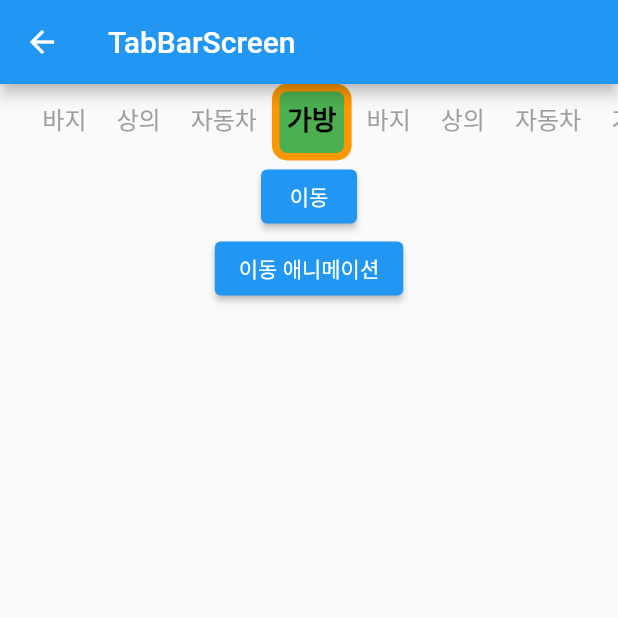
After one commit to jinhan38/flutter_lecture_offline, a Flutter app: the TabBarScreen screen opened directly, after a tap on "이동 애니메이션", on a phone screen of 412 x 824 dp, the top half of it. The commit adds this screen. Run offline on Flutter 3.47's test engine with Material 2 defaults, Android fonts, the phone set to English and light mode, and no system bars.

Commit message:
UI 예제 리뷰 위젯 분리

```diff
--- /dev/null
+++ b/lib/ch6/tabbar_screen.dart
@@ -0,0 +1,134 @@
+import 'package:flutter/material.dart';
+
+class TabBarScreen extends StatefulWidget {
+  const TabBarScreen({Key? key}) : super(key: key);
+
+  @override
+  State<TabBarScreen> createState() => _TabBarScreenState();
+}
+
+class _TabBarScreenState extends State<TabBarScreen>
+    with SingleTickerProviderStateMixin {
+  // late 키워드는 변수를 나중에 생성하겠다.
+  // 생성을 안해주고 사용하면 오류 발생
+  late TabController tabController;
+
+  @override
+  void initState() {
+    tabController = TabController(
+      length: 8,
+      vsync: this,
+      animationDuration: const Duration(milliseconds: 500),
+      initialIndex: 2,
+    );
+    tabController.addListener(() {
+      print('listene : ${tabController.index}');
+    });
+    super.initState();
+  }
+
+  @override
+  void dispose() {
+    tabController.dispose();
+    super.dispose();
+  }
+
+  @override
+  Widget build(BuildContext context) {
+    return Scaffold(
+      appBar: AppBar(
+        title: const Text('TabBarScreen'),
+      ),
+      body: Column(
+        children: [
+          _tabBar(),
+          ElevatedButton(
+            onPressed: () {
+              // 특정 탭으로 이동
+              tabController.index = 6;
+            },
+            child: Text("이동"),
+          ),
+          ElevatedButton(
+            onPressed: () {
+              tabController.animateTo(
+                3,
+                duration: const Duration(milliseconds: 800),
+              );
+            },
+            child: Text("이동 애니메이션"),
+          ),
+        ],
+      ),
+    );
+  }
+
+  Widget _tabBar() {
+    return TabBar(
+      onTap: (value) {
+        debugPrint("value : $value");
+      },
+      controller: tabController,
+      labelColor: Colors.black,
+      unselectedLabelColor: Colors.grey,
+      labelStyle: const TextStyle(
+        fontSize: 18,
+        fontWeight: FontWeight.bold,
+      ),
+      unselectedLabelStyle: const TextStyle(
+        fontSize: 16,
+      ),
+      overlayColor: MaterialStateProperty.all(
+        Colors.blue.shade100,
+        // 클릭 이펙트 없게 하기 위해 설정
+        // Colors.transparent,
+      ),
+
+      splashBorderRadius: BorderRadius.circular(10),
+
+      // 인디캐이터 컬러
+      indicatorColor: Colors.black,
+
+      // 인디캐이터의 height 값
+      indicatorWeight: 5,
+
+      // TabBarIndicatorSize.label = 글자 width만큼
+      // TabBarIndicatorSize.tab = tab width만큼
+      indicatorSize: TabBarIndicatorSize.tab,
+
+      // 인디캐이터의 패딩
+      // indicatorPadding: const EdgeInsets.symmetric(horizontal: 20),
+
+      indicator: BoxDecoration(
+        color: Colors.green,
+        // shape: BoxShape.circle,
+        // shape: BoxShape.rectangle,
+        borderRadius: BorderRadius.circular(10),
+        border: Border.all(
+          color: Colors.orange,
+          width: 5,
+        ),
+      ),
+
+      // isScrollable입력 안하거나 false로 했을 때 -> 화면 가로 사이즈에 맞춤
+      // isScrollable true일 때는 스크롤 가능
+      isScrollable: true,
+
+      // 탭바의 상하좌우에 적용하는 패딩
+      padding: const EdgeInsets.symmetric(horizontal: 20),
+
+      labelPadding: const EdgeInsets.symmetric(horizontal: 10),
+
+      tabs: const [
+        Tab(text: "바지"),
+        Tab(text: "상의"),
+        Tab(text: "자동차"),
+        Tab(text: "가방"),
+        Tab(text: "바지"),
+        Tab(text: "상의"),
+        Tab(text: "자동차"),
+        Tab(text: "가방"),
+      ],
+    );
+  }
+}
--- a/lib/home_screen.dart
+++ b/lib/home_screen.dart
@@ -6,6 +6,7 @@ import 'package:f_lecture/ch5/gridview_screen.dart';
 import 'package:f_lecture/ch5/listview_screen.dart';
 import 'package:f_lecture/ch5/pageview_screen.dart';
 import 'package:f_lecture/ch5/ui_exam_1.dart';
+import 'package:f_lecture/ch6/tabbar_screen.dart';
 import 'package:f_lecture/ch6/ui_exam_1_review.dart';
 import 'package:flutter/material.dart';
 
@@ -85,6 +86,11 @@ class HomeScreen extends StatelessWidget {
               text: "BottomNavigationBarScreen",
               page: const BottomNavigationBarScreen(),
             ),
+            button(
+              context: context,
+              text: "TabBarScreen",
+              page: const TabBarScreen(),
+            ),
           ],
         ),
       ),
```
